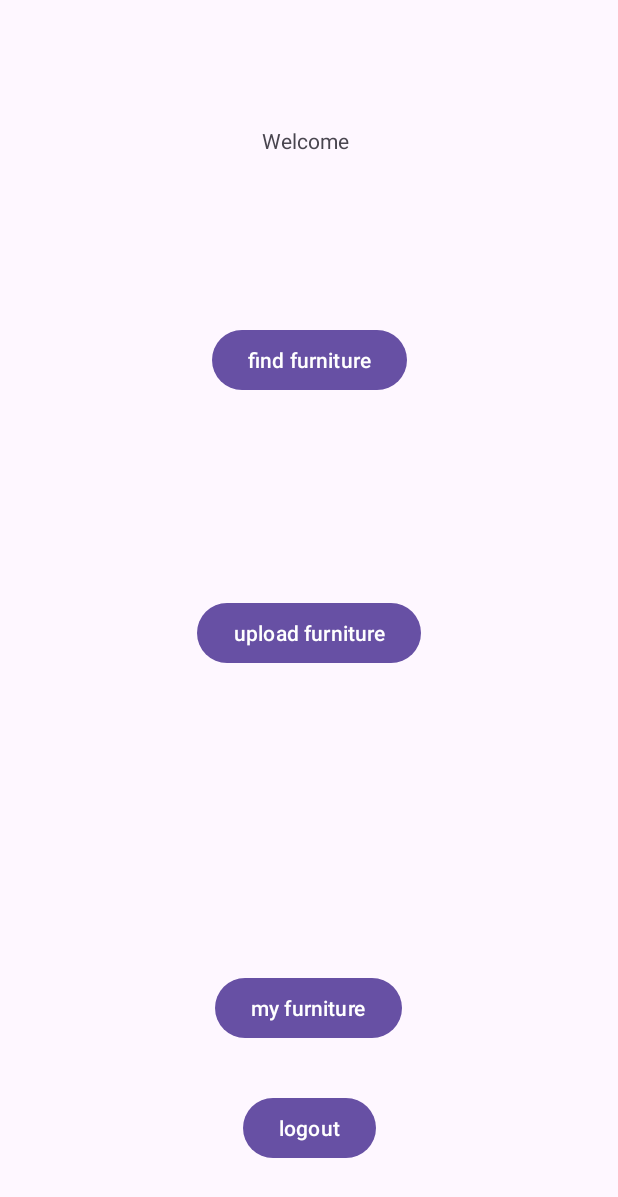
After one commit to TheBusinessYuval/FurniShare, an Android app: the MainActivity screen opened directly, with no data from a screen before it, on a phone screen of 412 x 824 dp. The commit adds this screen. Shown: the top 1197 px of the screen. Run offline under Robolectric (Android 15) with nearby library versions, the phone set to English and light mode, and no system bars; our stand-ins replace Firebase (no records; nobody signed in at launch, a user with empty details on screens opened directly).

Commit message:
changed files name

```diff
--- a/app/src/main/java/com/example/furnishare/LoginActivity.java
+++ b/app/src/main/java/com/example/furnishare/LoginActivity.java
@@ -38,7 +38,7 @@ public class LoginActivity extends AppCompatActivity {
                         if (task.isSuccessful()) {
                             auth = FirebaseAuth.getInstance();
                             Toast.makeText(LoginActivity.this, "Signed in successfully!", Toast.LENGTH_SHORT).show();
-                            Intent intent = new Intent(LoginActivity.this, UploadActivity.class);
+                            Intent intent = new Intent(LoginActivity.this, MainActivity.class);
                             startActivity(intent);
                         } else {
                             Toast.makeText(LoginActivity.this, "Failed to sign in: " + task.getException(), Toast.LENGTH_SHORT).show();
--- /dev/null
+++ b/app/src/main/java/com/example/furnishare/MainActivity.java
@@ -0,0 +1,63 @@
+package com.example.furnishare;
+
+import android.content.Intent;
+import android.os.Bundle;
+import android.widget.Button;
+import android.widget.TextView;
+
+import androidx.activity.EdgeToEdge;
+import androidx.appcompat.app.AppCompatActivity;
+import androidx.core.graphics.Insets;
+import androidx.core.view.ViewCompat;
+import androidx.core.view.WindowInsetsCompat;
+
+import com.google.firebase.auth.FirebaseAuth;
+
+public class MainActivity extends AppCompatActivity {
+    TextView UserName;
+    Button find,upload,myfrurn,logout;
+    @Override
+    protected void onCreate(Bundle savedInstanceState) {
+        super.onCreate(savedInstanceState);
+        EdgeToEdge.enable(this);
+        setContentView(R.layout.activity_main);
+        ViewCompat.setOnApplyWindowInsetsListener(findViewById(R.id.main), (v, insets) -> {
+            Insets systemBars = insets.getInsets(WindowInsetsCompat.Type.systemBars());
+            v.setPadding(systemBars.left, systemBars.top, systemBars.right, systemBars.bottom);
+            return insets;
+        });
+        UserName = findViewById(R.id.UserTextView);
+
+        UserName.setText("Welcome " + FirebaseAuth.getInstance().getCurrentUser().getDisplayName());
+
+        find = findViewById(R.id.find);
+
+        upload = findViewById(R.id.upload);
+
+        myfrurn = findViewById(R.id.myfrurn);
+
+        logout = findViewById(R.id.logout);
+
+        find.setOnClickListener(view -> {
+                Intent intent = new Intent(this,FindActivity.class);
+                startActivity(intent);
+        });
+        upload.setOnClickListener(view -> {
+            Intent intent = new Intent(this,UploadActivity.class);
+            startActivity(intent);
+        });
+        myfrurn.setOnClickListener(view -> {
+
+        });
+        logout.setOnClickListener(view -> {
+            FirebaseAuth.getInstance().signOut();
+            finish();
+        });
+
+
+
+
+
+
+    }
+}
--- /dev/null
+++ b/app/src/main/res/layout/activity_main.xml
@@ -0,0 +1,62 @@
+<?xml version="1.0" encoding="utf-8"?>
+<androidx.constraintlayout.widget.ConstraintLayout xmlns:android="http://schemas.android.com/apk/res/android"
+    xmlns:app="http://schemas.android.com/apk/res-auto"
+    xmlns:tools="http://schemas.android.com/tools"
+    android:id="@+id/main"
+    android:layout_width="match_parent"
+    android:layout_height="match_parent"
+    tools:context=".MainActivity">
+
+    <Button
+        android:id="@+id/find"
+        android:layout_width="wrap_content"
+        android:layout_height="wrap_content"
+        android:layout_marginTop="216dp"
+        android:text="find furniture"
+        android:textColorLink="#F80C0C"
+        app:layout_constraintEnd_toEndOf="parent"
+        app:layout_constraintStart_toStartOf="parent"
+        app:layout_constraintTop_toTopOf="parent" />
+
+    <Button
+        android:id="@+id/upload"
+        android:layout_width="wrap_content"
+        android:layout_height="wrap_content"
+        android:layout_marginTop="134dp"
+        android:text="upload furniture"
+        app:layout_constraintEnd_toEndOf="parent"
+        app:layout_constraintStart_toStartOf="parent"
+        app:layout_constraintTop_toBottomOf="@+id/find" />
+
+    <Button
+        android:id="@+id/myfrurn"
+        android:layout_width="wrap_content"
+        android:layout_height="wrap_content"
+        android:layout_marginBottom="128dp"
+        android:text="my furniture"
+        app:layout_constraintBottom_toBottomOf="parent"
+        app:layout_constraintEnd_toEndOf="parent"
+        app:layout_constraintHorizontal_bias="0.498"
+        app:layout_constraintStart_toStartOf="parent" />
+
+    <Button
+        android:id="@+id/logout"
+        android:layout_width="wrap_content"
+        android:layout_height="wrap_content"
+        android:layout_marginBottom="48dp"
+        android:text="logout"
+        app:layout_constraintBottom_toBottomOf="parent"
+        app:layout_constraintEnd_toEndOf="parent"
+        app:layout_constraintStart_toStartOf="parent" />
+
+    <TextView
+        android:id="@+id/UserTextView"
+        android:layout_width="wrap_content"
+        android:layout_height="wrap_content"
+        android:layout_marginTop="84dp"
+        android:text="TextView"
+        app:layout_constraintEnd_toEndOf="parent"
+        app:layout_constraintHorizontal_bias="0.498"
+        app:layout_constraintStart_toStartOf="parent"
+        app:layout_constraintTop_toTopOf="parent" />
+</androidx.constraintlayout.widget.ConstraintLayout>
```
Also changed, not shown: app/src/main/AndroidManifest.xml (+7 -4 lines), app/src/main/java/com/example/furnishare/FindActivity.java (added, +94 -0 lines), app/src/main/java/com/example/furnishare/MyAdapter.java (added, +83 -0 lines), app/src/main/res/layout/activity_find.xml (added, +31 -0 lines), app/src/main/res/layout/recycler_item.xml (added, +67 -0 lines), app/src/main/res/navigation/nav_graph.xml (deleted, +0 -28 lines).
